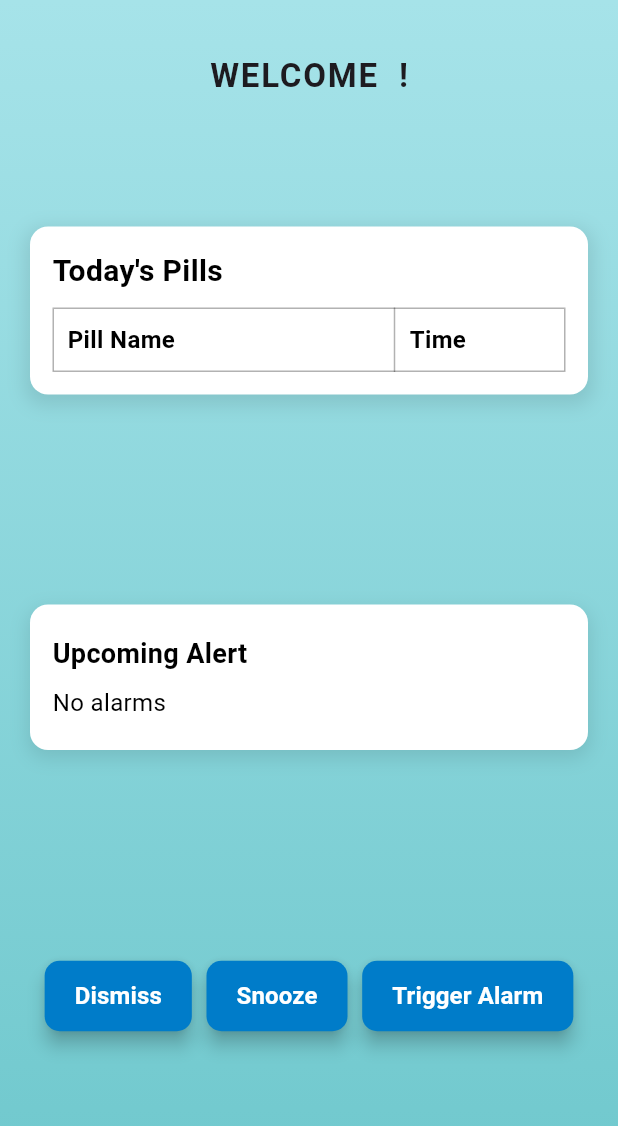
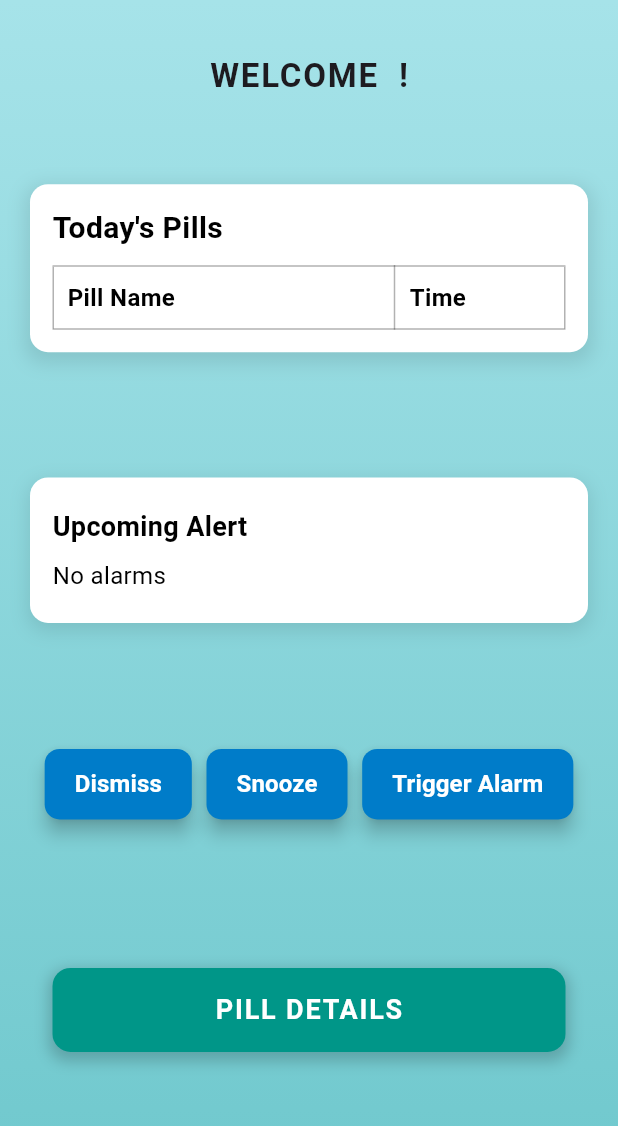
Before and after one commit to SohamGurav10/EYIC-2024-25, a Flutter app: the HomeScreen screen opened by its route, on a phone screen of 412 x 824 dp, the part 84-1210 px from its top. Run offline on Flutter 3.47's test engine with Material 3 defaults, Android fonts, the light colour scheme and no system bars; our stand-ins replace cloud_firestore, firebase_auth, firebase_core, firebase_messaging, flutter_local_notifications, flutter_time_picker_spinner and 2 more; accounts and stored records are empty.

Commit message:
added pill details button to home screen.dart file

```diff
--- a/lib/pages/home_screen.dart
+++ b/lib/pages/home_screen.dart
@@ -2,6 +2,7 @@ import 'package:flutter/material.dart';
 import 'package:cloud_firestore/cloud_firestore.dart';
 import 'package:firebase_auth/firebase_auth.dart';
 import 'package:flutter_local_notifications/flutter_local_notifications.dart';
+import 'pill_details_screen.dart';
 import 'profile_sidebar.dart';
 // import 'alarm_screen.dart';
 import 'package:intl/intl.dart';
@@ -190,6 +191,8 @@ class _HomeScreenState extends State<HomeScreen> {
         _buildInfoBox("Upcoming Alert", alarmStatus),
         const SizedBox(height: 20),
         _buildAlarmControls(),
+        const SizedBox(height: 20),
+        _buildPillDetailsButton(),
       ],
     );
   }
@@ -365,4 +368,42 @@ class _HomeScreenState extends State<HomeScreen> {
       ],
     );
   }
+  Widget _buildPillDetailsButton() {
+    return GestureDetector(
+      onTap: () {
+        Navigator.push(
+          context,
+          MaterialPageRoute(builder: (context) => const PillDetailsScreen()),
+        );
+      },
+      child: Container(
+        width: double.infinity,
+        padding: const EdgeInsets.symmetric(vertical: 15),
+        margin: const EdgeInsets.all(15),
+        decoration: BoxDecoration(
+          color: Colors.teal, // Button color
+          borderRadius: BorderRadius.circular(12),
+          boxShadow: [
+            BoxShadow(
+              color: Colors.black.withOpacity(0.2),
+              spreadRadius: 2,
+              blurRadius: 8,
+              offset: const Offset(0, 4),
+            ),
+          ],
+        ),
+        child: const Center(
+          child: Text(
+            "PILL DETAILS",
+            style: TextStyle(
+              fontSize: 18,
+              fontWeight: FontWeight.bold,
+              color: Colors.white,
+              letterSpacing: 1.2,
+            ),
+          ),
+        ),
+      ),
+    );
+  }
 }
```
